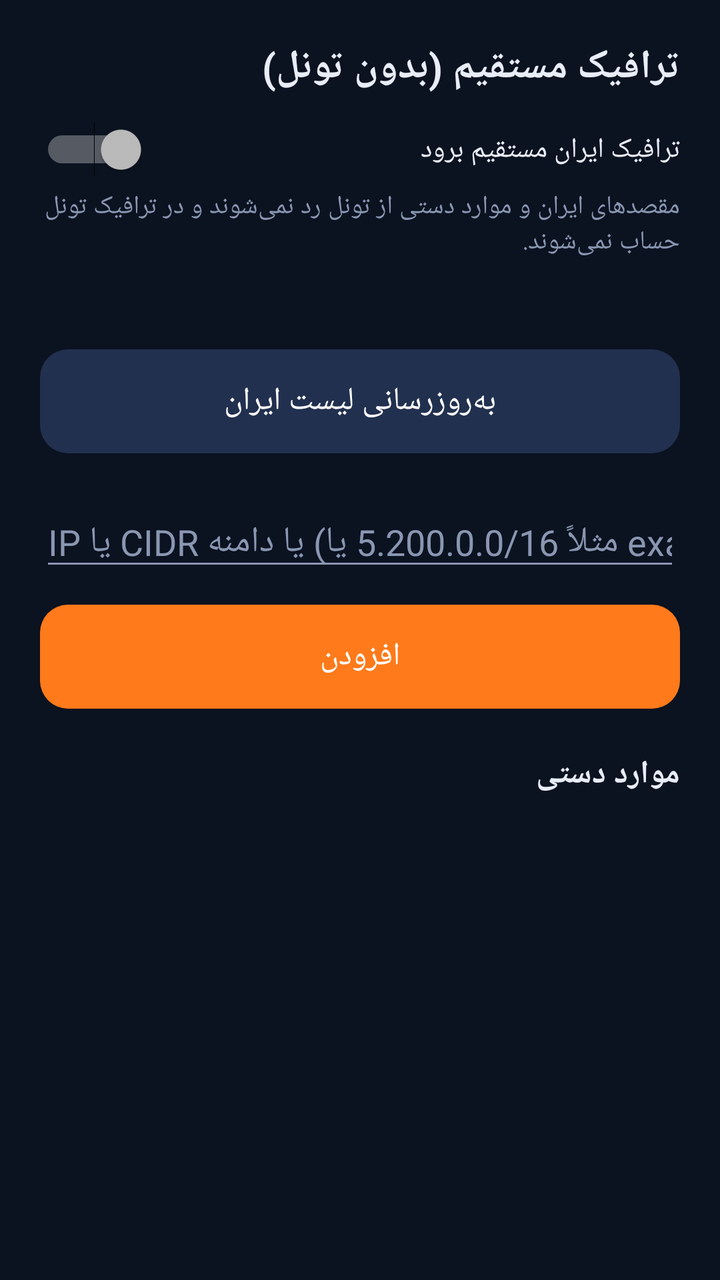
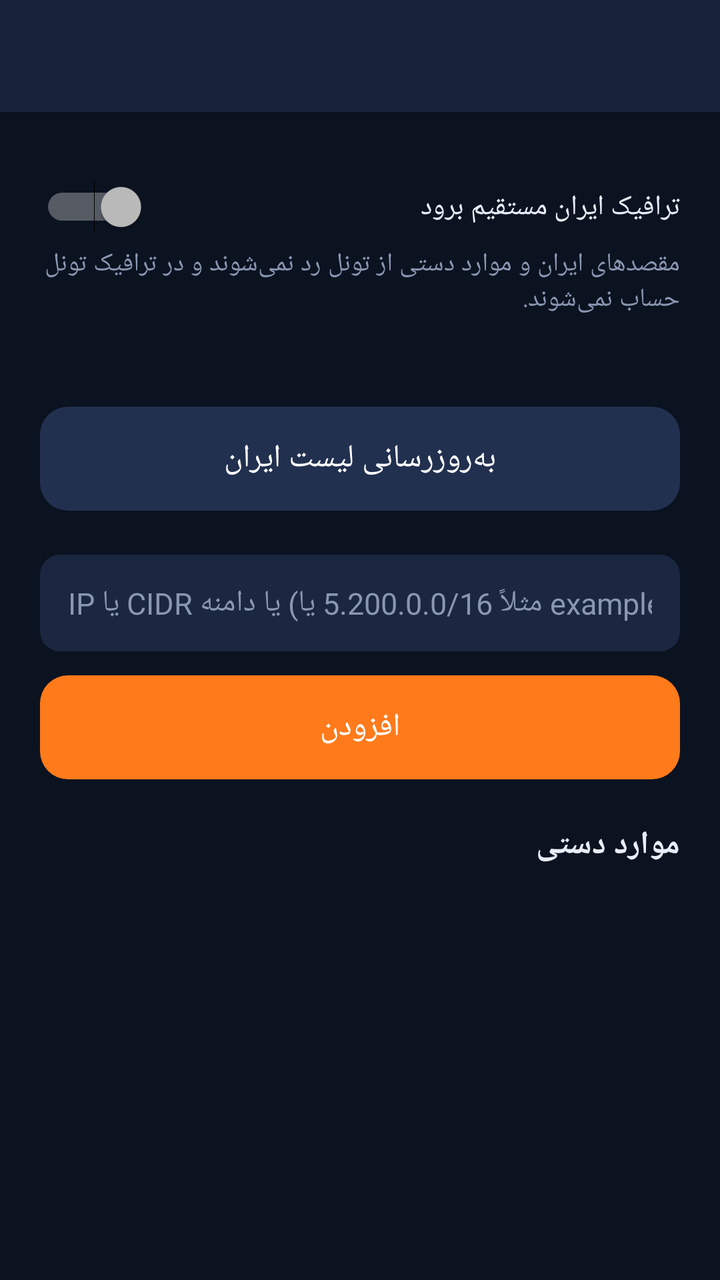

Before-and-after screenshots of an Android layout around one commit, followed by the original layout XML and the change that was made.
<!-- AndroidManifest.xml: application theme AppTheme -->
<!-- res/layout/activity_bypass.xml -->
<?xml version="1.0" encoding="utf-8"?>
<ScrollView xmlns:android="http://schemas.android.com/apk/res/android"
    android:layout_width="match_parent" android:layout_height="match_parent"
    android:layoutDirection="rtl">

    <LinearLayout
        android:layout_width="match_parent" android:layout_height="wrap_content"
        android:orientation="vertical" android:padding="20dp">

        <TextView
            android:layout_width="wrap_content" android:layout_height="wrap_content"
            android:text="@string/bypass_title" android:textColor="@color/text"
            android:textSize="20sp" android:textStyle="bold" />

        <Switch android:id="@+id/enable"
            android:layout_width="match_parent" android:layout_height="wrap_content"
            android:layout_marginTop="14dp" android:text="@string/bypass_enable"
            android:textColor="@color/text" />

        <TextView
            android:layout_width="match_parent" android:layout_height="wrap_content"
            android:layout_marginTop="6dp" android:text="@string/bypass_desc"
            android:textColor="@color/muted" android:textSize="13sp" />

        <TextView android:id="@+id/listInfo"
            android:layout_width="match_parent" android:layout_height="wrap_content"
            android:layout_marginTop="14dp" android:textColor="@color/text" />

        <Button android:id="@+id/update" style="@style/Btn" android:text="@string/update_list"
            android:background="@drawable/btn_dark" />

        <EditText android:id="@+id/entry" style="@style/Field"
            android:layout_marginTop="22dp" android:hint="@string/entry_hint"
            android:inputType="textUri" />
        <Button android:id="@+id/add" style="@style/Btn" android:text="@string/add" />

        <TextView
            android:layout_width="wrap_content" android:layout_height="wrap_content"
            android:layout_marginTop="22dp" android:text="@string/manual_entries"
            android:textColor="@color/text" android:textSize="16sp" android:textStyle="bold" />

        <LinearLayout android:id="@+id/entries"
            android:layout_width="match_parent" android:layout_height="wrap_content"
            android:orientation="vertical" />
    </LinearLayout>
</ScrollView>
<!-- resources referenced by this layout -->
<resources>
  <color name="muted">#8A97B2</color>
  <color name="text">#E8EDF7</color>
  <!-- drawable btn_dark (drawable) -->
  <?xml version="1.0" encoding="utf-8"?>
  <shape xmlns:android="http://schemas.android.com/apk/res/android">
      <solid android:color="#22304F" />
      <corners android:radius="14dp" />
  </shape>
  <string name="add">افزودن</string>
  <string name="bypass_desc">مقصدهای ایران و موارد دستی از تونل رد نمی‌شوند و در ترافیک تونل حساب نمی‌شوند.</string>
  <string name="bypass_enable">ترافیک ایران مستقیم برود</string>
  <string name="bypass_title">ترافیک مستقیم (بدون تونل)</string>
  <string name="entry_hint">IP یا CIDR یا دامنه (مثلاً 5.200.0.0/16 یا example.ir)</string>
  <string name="manual_entries">موارد دستی</string>
  <string name="update_list">به‌روزرسانی لیست ایران</string>
  <style name="Btn">
          <item name="android:layout_width">match_parent</item>
          <item name="android:layout_height">52dp</item>
          <item name="android:layout_marginTop">12dp</item>
          <item name="android:textColor">#FFFFFF</item>
          <item name="android:textSize">16sp</item>
          <item name="android:background">@drawable/btn_accent</item>
          <item name="android:stateListAnimator">@null</item>
      </style>
  <style name="Field">
          <item name="android:layout_width">match_parent</item>
          <item name="android:layout_height">wrap_content</item>
          <item name="android:layout_marginTop">10dp</item>
          <item name="android:textColor">@color/text</item>
          <item name="android:textColorHint">@color/muted</item>
          <item name="android:singleLine">true</item>
          <item name="android:textDirection">ltr</item>
          <item name="android:gravity">start|center_vertical</item>
      </style>
  <!-- drawable btn_accent (drawable) -->
  <?xml version="1.0" encoding="utf-8"?>
  <shape xmlns:android="http://schemas.android.com/apk/res/android">
      <solid android:color="@color/accent" />
      <corners android:radius="14dp" />
  </shape>
  <color name="bg">#0B1220</color>
  <color name="accent">#FF7A1A</color>
  <style name="DialogTheme" parent="android:Theme.Material.Dialog.Alert">
          <item name="android:colorAccent">@color/accent</item>
      </style>
  <!-- unchanged entries left out for length: 1 -->
</resources>

<!-- the commit's change to res/layout/activity_bypass.xml (unified diff, before → after) -->
@@ -1,16 +1,14 @@
 <?xml version="1.0" encoding="utf-8"?>
-<ScrollView xmlns:android="http://schemas.android.com/apk/res/android"
+<LinearLayout xmlns:android="http://schemas.android.com/apk/res/android"
     android:layout_width="match_parent" android:layout_height="match_parent"
-    android:layoutDirection="rtl">
+    android:orientation="vertical" android:layoutDirection="rtl">
+    <include layout="@layout/bar" />
+    <ScrollView android:layout_width="match_parent" android:layout_height="match_parent">
 
     <LinearLayout
         android:layout_width="match_parent" android:layout_height="wrap_content"
         android:orientation="vertical" android:padding="20dp">
 
-        <TextView
-            android:layout_width="wrap_content" android:layout_height="wrap_content"
-            android:text="@string/bypass_title" android:textColor="@color/text"
-            android:textSize="20sp" android:textStyle="bold" />
 
         <Switch android:id="@+id/enable"
             android:layout_width="match_parent" android:layout_height="wrap_content"
@@ -44,3 +42,31 @@
             android:orientation="vertical" />
     </LinearLayout>
 </ScrollView>
+</LinearLayout>
+<!-- res/layout/bar.xml (included above) -->
+<?xml version="1.0" encoding="utf-8"?>
+<LinearLayout xmlns:android="http://schemas.android.com/apk/res/android"
+    android:layout_width="match_parent" android:layout_height="56dp"
+    android:background="@color/bar" android:gravity="center_vertical"
+    android:layoutDirection="rtl" android:orientation="horizontal"
+    android:paddingStart="4dp" android:paddingEnd="4dp" android:elevation="4dp">
+    <ImageButton android:id="@+id/barBack"
+        android:layout_width="48dp" android:layout_height="48dp"
+        android:background="@drawable/ripple_icon" android:src="@drawable/ic_back"
+        android:contentDescription="@null" android:visibility="gone" />
+    <ImageView android:id="@+id/barLogo"
+        android:layout_width="34dp" android:layout_height="34dp" android:layout_marginStart="12dp"
+        android:src="@drawable/ic_logo" android:contentDescription="@null" android:visibility="gone" />
+    <TextView android:id="@+id/barTitle"
+        android:layout_width="0dp" android:layout_height="wrap_content" android:layout_weight="1"
+        android:layout_marginStart="12dp" android:textColor="@color/text"
+        android:textSize="19sp" android:textStyle="bold" />
+    <ImageButton android:id="@+id/barAction1"
+        android:layout_width="48dp" android:layout_height="48dp"
+        android:background="@drawable/ripple_icon" android:contentDescription="@null"
+        android:visibility="gone" />
+    <ImageButton android:id="@+id/barAction2"
+        android:layout_width="48dp" android:layout_height="48dp"
+        android:background="@drawable/ripple_icon" android:contentDescription="@null"
+        android:visibility="gone" />
+</LinearLayout>
<!-- resource entries referenced after the edit -->
@@ -1,5 +1,6 @@
 <!-- resources referenced by this layout -->
 <resources>
+  <color name="bar">#16213A</color>
   <color name="muted">#8A97B2</color>
   <color name="text">#E8EDF7</color>
   <!-- drawable btn_dark (drawable) -->
@@ -8,10 +9,28 @@
       <solid android:color="#22304F" />
       <corners android:radius="14dp" />
   </shape>
+  <!-- drawable ic_back (drawable) -->
+  <?xml version="1.0" encoding="utf-8"?>
+  <vector xmlns:android="http://schemas.android.com/apk/res/android"
+      android:width="24dp" android:height="24dp" android:viewportWidth="24" android:viewportHeight="24"
+      android:tint="#E8EDF7" android:autoMirrored="true">
+      <path android:fillColor="#FFFFFFFF" android:pathData="M20,11H7.83l5.59,-5.59L12,4l-8,8 8,8 1.41,-1.41L7.83,13H20v-2z" />
+  </vector>
+  <!-- drawable ic_logo (drawable) -->
+  <?xml version="1.0" encoding="utf-8"?>
+  <vector xmlns:android="http://schemas.android.com/apk/res/android"
+      android:width="108dp" android:height="108dp"
+      android:viewportWidth="108" android:viewportHeight="108">
+      <path android:fillColor="#FF7A1A" android:pathData="M20,24 L40,44 L68,44 L88,24 L84,62 L54,92 L24,62 Z" />
+      <path android:fillColor="#FFFFFF" android:pathData="M40,56 L54,80 L68,56 L54,62 Z" />
+      <path android:fillColor="#0B1220" android:pathData="M42,52 L48,54 L46,58 Z M66,52 L60,54 L62,58 Z" />
+  </vector>
+  <!-- drawable ripple_icon (drawable) -->
+  <?xml version="1.0" encoding="utf-8"?>
+  <ripple xmlns:android="http://schemas.android.com/apk/res/android" android:color="#33FFFFFF" />
   <string name="add">افزودن</string>
   <string name="bypass_desc">مقصدهای ایران و موارد دستی از تونل رد نمی‌شوند و در ترافیک تونل حساب نمی‌شوند.</string>
   <string name="bypass_enable">ترافیک ایران مستقیم برود</string>
-  <string name="bypass_title">ترافیک مستقیم (بدون تونل)</string>
   <string name="entry_hint">IP یا CIDR یا دامنه (مثلاً 5.200.0.0/16 یا example.ir)</string>
   <string name="manual_entries">موارد دستی</string>
   <string name="update_list">به‌روزرسانی لیست ایران</string>
@@ -28,6 +47,9 @@
           <item name="android:layout_width">match_parent</item>
           <item name="android:layout_height">wrap_content</item>
           <item name="android:layout_marginTop">10dp</item>
+          <item name="android:background">@drawable/field_bg</item>
+          <item name="android:padding">14dp</item>
+          <item name="android:textSize">15sp</item>
           <item name="android:textColor">@color/text</item>
           <item name="android:textColorHint">@color/muted</item>
           <item name="android:singleLine">true</item>
@@ -40,6 +62,12 @@
       <solid android:color="@color/accent" />
       <corners android:radius="14dp" />
   </shape>
+  <!-- drawable field_bg (drawable) -->
+  <?xml version="1.0" encoding="utf-8"?>
+  <shape xmlns:android="http://schemas.android.com/apk/res/android">
+      <solid android:color="#1B2640" />
+      <corners android:radius="10dp" />
+  </shape>
   <color name="bg">#0B1220</color>
   <color name="accent">#FF7A1A</color>
   <style name="DialogTheme" parent="android:Theme.Material.Dialog.Alert">
